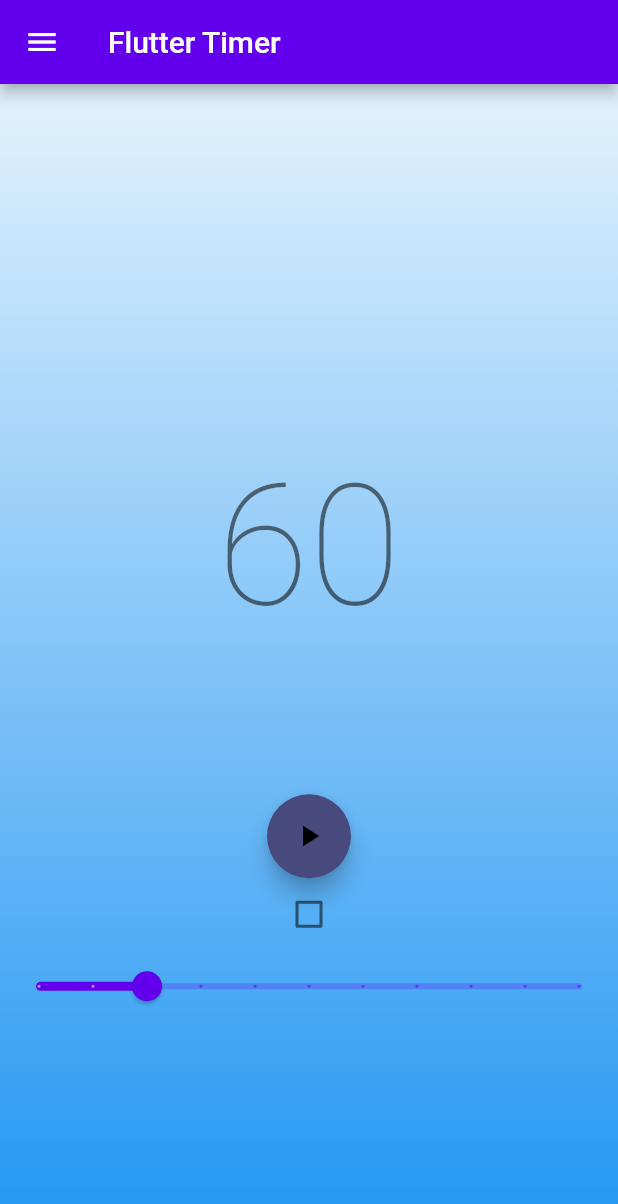
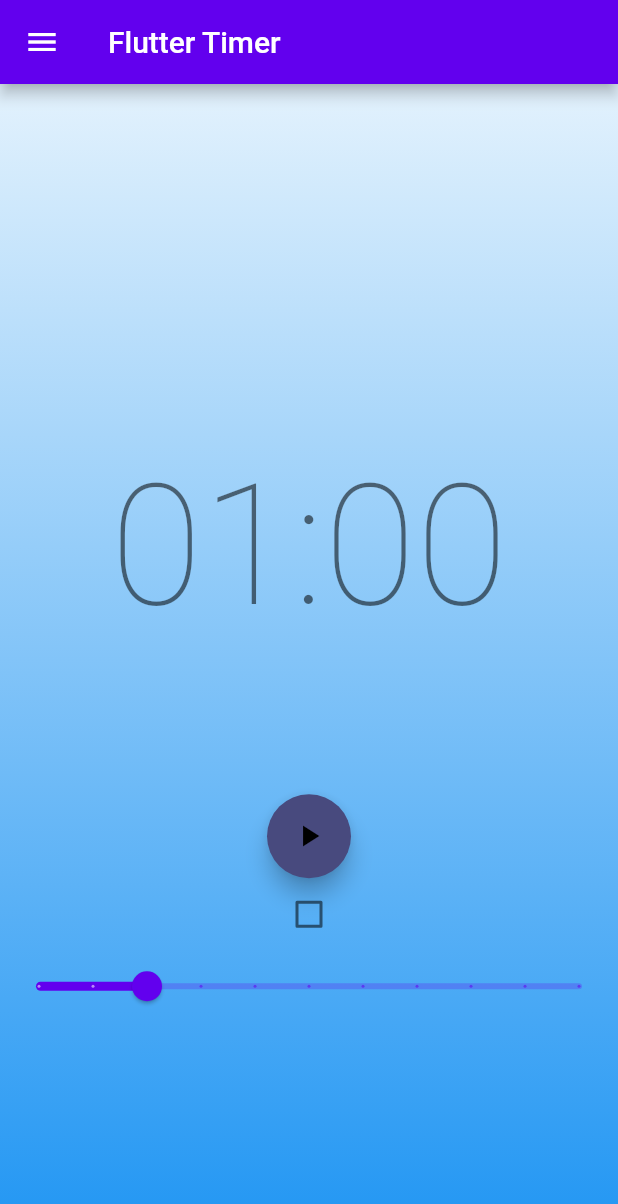
Before and after one commit to nshelestoff/a_timer, a Flutter app: the screen it shows after launch, on a phone screen of 412 x 824 dp. Shown: the top 1204 px of the screen. Run offline on Flutter 3.47's test engine with Material 2 defaults, Android fonts, the phone set to English and light mode, and no system bars; our stand-ins replace bloc, equatable, flutter_bloc.

Commit message:
latest version

```diff
--- a/lib/src/slider_bloc/slider_cubit.dart
+++ b/lib/src/slider_bloc/slider_cubit.dart
@@ -1,3 +1,4 @@
+import 'package:an_exercise_timer/src/timer_bloc/timer_bloc.dart';
 import 'package:bloc/bloc.dart';
 import 'package:equatable/equatable.dart';
 
--- a/lib/src/timer_bloc/timer_event.dart
+++ b/lib/src/timer_bloc/timer_event.dart
@@ -24,6 +24,5 @@ class TimerReset extends TimerEvent {
 
 class _TimerTicked extends TimerEvent {
   const _TimerTicked({required this.duration});
-
   final int duration;
 }
--- a/lib/src/timer_page.dart
+++ b/lib/src/timer_page.dart
@@ -14,14 +14,13 @@ class TimerPage extends StatefulWidget {
 
   @override
   State<TimerPage> createState() => _TimerPageState();
-
 }
 
 class _TimerPageState extends State<TimerPage> {
   late SliderCubit _sliderCubit;
 
   @override
-  void initState(){
+  void initState() {
     _sliderCubit = SliderCubit();
     super.initState();
   }
@@ -31,7 +30,8 @@ class _TimerPageState extends State<TimerPage> {
     return MultiBlocProvider(
       providers: [
         BlocProvider(
-          create: (_) => TimerBloc(ticker: const Ticker(), sliderCubit: _sliderCubit),
+          create: (_) =>
+              TimerBloc(ticker: const Ticker(), sliderCubit: _sliderCubit),
         ),
         BlocProvider(
           create: (_) => CheckboxCubit(),
@@ -54,7 +54,6 @@ class TimerView extends StatefulWidget {
 
 class _TimerViewState extends State<TimerView> {
   final GlobalKey<ScaffoldState> _scaffoldKey = new GlobalKey<ScaffoldState>();
-
 
   @override
   Widget build(BuildContext context) {
@@ -83,9 +82,13 @@ class _TimerViewState extends State<TimerView> {
               mainAxisAlignment: MainAxisAlignment.center,
               crossAxisAlignment: CrossAxisAlignment.center,
               children: <Widget>[
-                const Padding(
+                Padding(
                   padding: EdgeInsets.symmetric(vertical: 100.0),
-                  child: Center(child: TimerText()),
+                  child: Center(child: BlocBuilder<TimerBloc, TimerState>(
+                    builder: (context, state) {
+                      return TimerText();
+                    },
+                  )),
                 ),
                 const actions.Actions(),
                 BlocBuilder<CheckboxCubit, CheckboxState>(
@@ -137,7 +140,7 @@ class TimerText extends StatelessWidget {
         ((duration / 60) % 60).floor().toString().padLeft(2, '0');
     final secondsStr = (duration % 60).floor().toString().padLeft(2, '0');
     return Text(
-      '$duration',
+      '$minutesStr:$secondsStr',
       style: Theme.of(context).textTheme.headline1,
     );
   }
```
